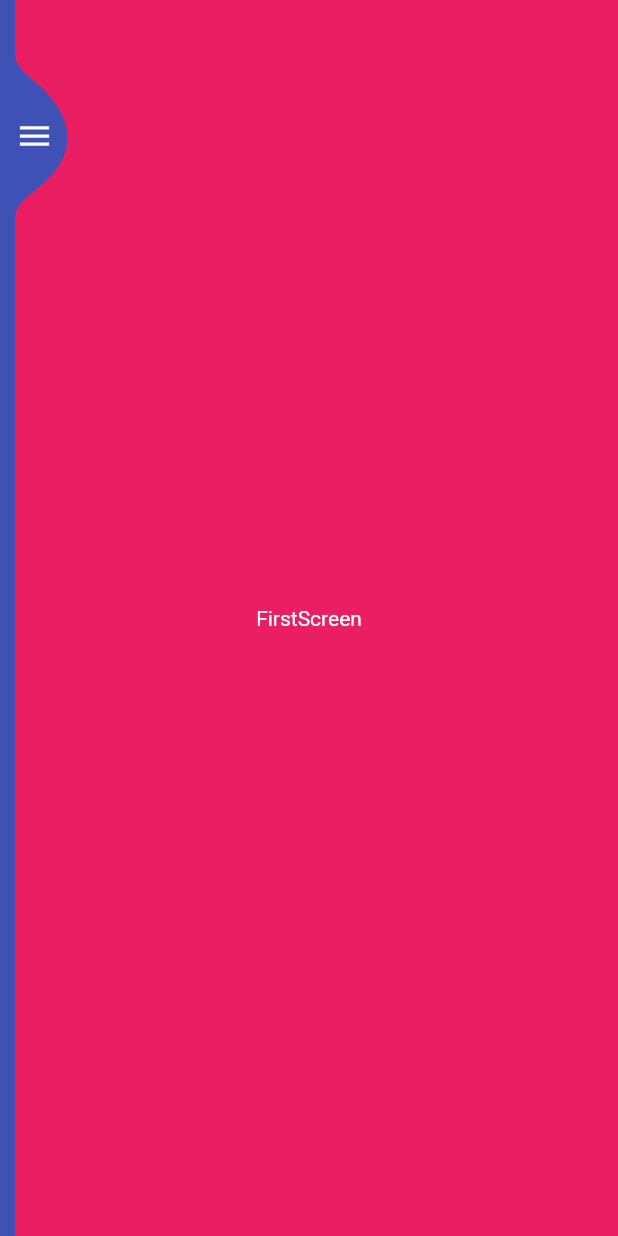
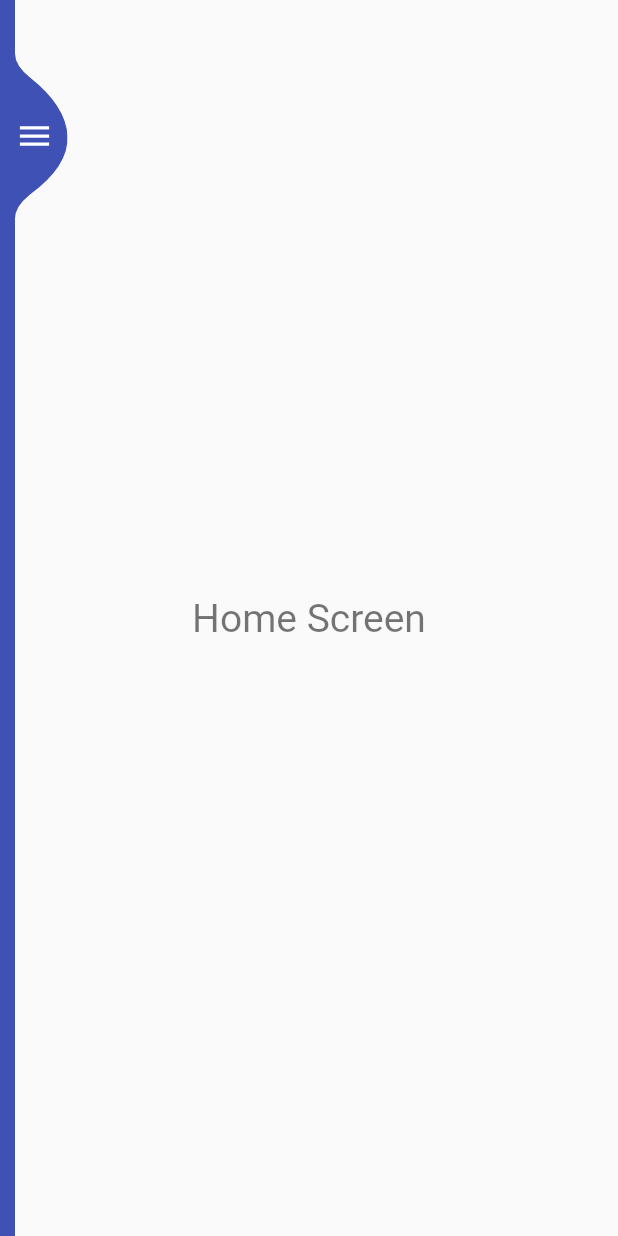
Before and after one commit to PatrykPawlak/FitnessApp, a Flutter app: the screen it shows after launch, on a phone screen of 412 x 824 dp. Run offline on Flutter 3.47's test engine with Material 2 defaults, Android fonts, the phone set to English and light mode, and no system bars.

Commit message:
[feat][refactor](router): Work with routing
- Create/Rename Screens classes
- Modify routes
- Small changes in layout of Sidebar Navigation

```diff
--- a/lib/router/router.dart
+++ b/lib/router/router.dart
@@ -11,20 +11,24 @@ class Router {
   static Route<dynamic> generateRoute(RouteSettings settings) {
     Widget builder;
     switch (settings.name) {
-      case Routes.firstScreen:
-        builder = FirstScreen();
+      case Routes.homeScreenRoute:
+        builder = HomeScreen();
         break;
 
-      case Routes.secondScreen:
-        builder = SecondScreen();
+      case Routes.exercisesScreenRoute:
+        builder = ExercisesScreen();
         break;
 
-      case Routes.thirdScreen:
-        builder = ThirdScreen();
+      case Routes.trainingsScreenRoute:
+        builder = TrainingsScreen();
         break;
 
-      case Routes.fourthScreen:
-        builder = FourthScreen();
+      case Routes.trainingPlansScreenRoute:
+        builder = TrainingPlansScreen();
+        break;
+
+      case Routes.settingsScreenRoute:
+        builder = SettingsScreen();
         break;
 
       default:
--- a/lib/router/router_view.dart
+++ b/lib/router/router_view.dart
@@ -6,7 +6,7 @@ class RouterView extends StatelessWidget {
   Widget build(BuildContext context) {
     return Navigator(
       key: Router.routerKey,
-      initialRoute: Routes.firstScreen,
+      initialRoute: Routes.homeScreenRoute,
       onGenerateRoute: Router.generateRoute,
     );
   }
--- a/lib/router/routes.dart
+++ b/lib/router/routes.dart
@@ -1,6 +1,7 @@
 class Routes {
-  static const String firstScreen = 'first';
-  static const String secondScreen = 'second';
-  static const String thirdScreen = 'third';
-  static const String fourthScreen = 'fourth';
+  static const String homeScreenRoute = 'home';
+  static const String exercisesScreenRoute = 'exercises';
+  static const String trainingsScreenRoute = 'trainings';
+  static const String trainingPlansScreenRoute = 'trainingPlans';
+  static const String settingsScreenRoute = 'settings';
 }
--- a/lib/screens/first_screen.dart
+++ /dev/null
@@ -1,15 +0,0 @@
-import 'package:flutter/material.dart';
-
-class FirstScreen extends StatelessWidget {
-  @override
-  Widget build(BuildContext context) {
-    return Container(
-      alignment: Alignment.center,
-      color: Colors.pink,
-      child: Text(
-        'FirstScreen',
-        style: TextStyle(color: Colors.white),
-      ),
-    );
-  }
-}
--- /dev/null
+++ b/lib/screens/home_screen.dart
@@ -0,0 +1,16 @@
+import 'package:flutter/material.dart';
+
+class HomeScreen extends StatelessWidget {
+  @override
+  Widget build(BuildContext context) {
+    return Scaffold(
+      body: Container(
+        alignment: Alignment.center,
+        child: Text(
+          'Home Screen',
+          style: TextStyle(color: Colors.black54, fontSize: 26),
+        ),
+      ),
+    );
+  }
+}
--- a/lib/screens/index.dart
+++ b/lib/screens/index.dart
@@ -1,4 +1,5 @@
-export 'package:FitnessApp/screens/first_screen.dart';
-export 'package:FitnessApp/screens/second_screen.dart';
-export 'package:FitnessApp/screens/third_screen.dart';
-export 'package:FitnessApp/screens/fourth_screen.dart';
+export 'package:FitnessApp/screens/home_screen.dart';
+export 'package:FitnessApp/screens/trainings_screen.dart';
+export 'package:FitnessApp/screens/training_plans_screen.dart';
+export 'package:FitnessApp/screens/exercises_screen.dart';
+export 'package:FitnessApp/screens/settings_scren.dart';
--- a/lib/ui/navigation/sidebar_navigation_item.dart
+++ b/lib/ui/navigation/sidebar_navigation_item.dart
@@ -26,7 +26,7 @@ class SidebarNavigationItem extends StatelessWidget {
       child: Text(
         this._itemText,
         style: TextStyle(
-          fontSize: 26,
+          fontSize: 30,
           fontWeight: FontWeight.w300,
           color: Colors.white70,
         ),
--- a/lib/ui/navigation/sidebar_navigation_layout.dart
+++ b/lib/ui/navigation/sidebar_navigation_layout.dart
@@ -13,7 +13,7 @@ class _SidebarNavigationLayoutState extends State<SidebarNavigationLayout>
     with SingleTickerProviderStateMixin<SidebarNavigationLayout> {
   AnimationController _animationController;
   bool _isSidebarNavigationOpen;
-  final double _dividerHeight = 40.0;
+  final double _dividerHeight = 60.0;
   final double _dividerThickness = 2.0;
 
   @override
@@ -58,14 +58,14 @@ class _SidebarNavigationLayoutState extends State<SidebarNavigationLayout>
           Expanded(
             child: Container(
               color: Colors.indigo,
-              padding: EdgeInsets.symmetric(horizontal: 40),
+              padding: EdgeInsets.symmetric(horizontal: 60),
               child: Column(
                 mainAxisAlignment: MainAxisAlignment.center,
-                crossAxisAlignment: CrossAxisAlignment.center,
+                crossAxisAlignment: CrossAxisAlignment.start,
                 children: <Widget>[
                   SidebarNavigationItem(
-                    itemText: 'FirstScreen',
-                    routeName: Routes.firstScreen,
+                    itemText: 'Home',
+                    routeName: Routes.homeScreenRoute,
                     func: _toggle,
                   ),
                   Divider(
@@ -73,8 +73,8 @@ class _SidebarNavigationLayoutState extends State<SidebarNavigationLayout>
                     thickness: this._dividerThickness,
                   ),
                   SidebarNavigationItem(
-                    itemText: 'SecondScreen',
-                    routeName: Routes.secondScreen,
+                    itemText: 'Exercises',
+                    routeName: Routes.exercisesScreenRoute,
                     func: _toggle,
                   ),
                   Divider(
@@ -82,8 +82,8 @@ class _SidebarNavigationLayoutState extends State<SidebarNavigationLayout>
                     thickness: this._dividerThickness,
                   ),
                   SidebarNavigationItem(
-                    itemText: 'ThirdScreen',
-                    routeName: Routes.thirdScreen,
+                    itemText: 'Trainings',
+                    routeName: Routes.trainingsScreenRoute,
                     func: _toggle,
                   ),
                   Divider(
@@ -91,8 +91,17 @@ class _SidebarNavigationLayoutState extends State<SidebarNavigationLayout>
                     thickness: this._dividerThickness,
                   ),
                   SidebarNavigationItem(
-                    itemText: 'FourthScreen',
-                    routeName: Routes.fourthScreen,
+                    itemText: 'Training plans',
+                    routeName: Routes.trainingPlansScreenRoute,
+                    func: _toggle,
+                  ),
+                  Divider(
+                    height: this._dividerHeight,
+                    thickness: this._dividerThickness,
+                  ),
+                  SidebarNavigationItem(
+                    itemText: 'Settings',
+                    routeName: Routes.settingsScreenRoute,
                     func: _toggle,
                   ),
                 ],
```
Also changed, not shown: lib/screens/exercises_screen.dart (added, +16 -0 lines), lib/screens/fourth_screen.dart (deleted, +0 -15 lines), lib/screens/second_screen.dart (deleted, +0 -15 lines), lib/screens/settings_scren.dart (added, +16 -0 lines), lib/screens/third_screen.dart (deleted, +0 -15 lines), lib/screens/training_plans_screen.dart (added, +16 -0 lines), lib/screens/trainings_screen.dart (added, +16 -0 lines).
